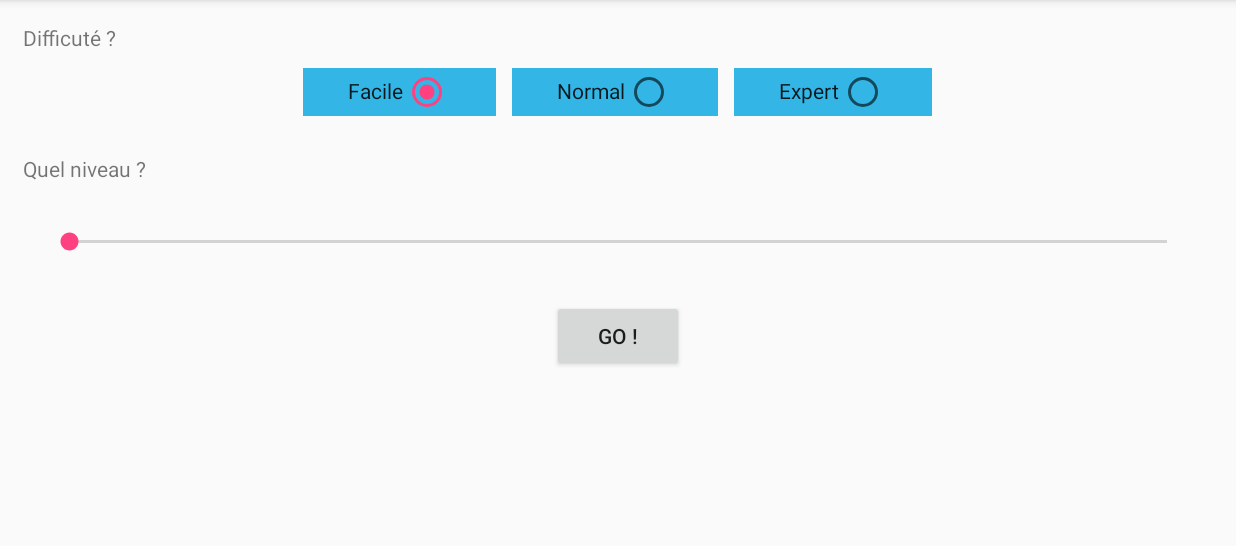
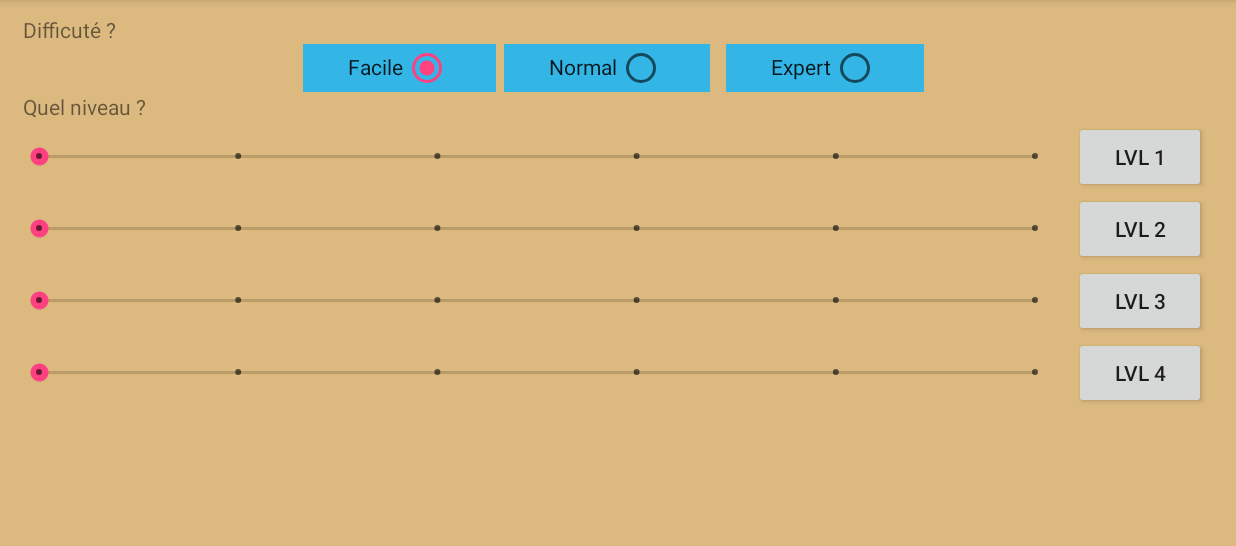
Before and after one commit to lrouault/AndroidCapitales, an Android app: the LabyrintheNiveauxActivity screen opened directly, with no data from a screen before it, on a phone screen of 824 x 412 dp (held sideways), the part 72-618 px from its top. Run offline under Robolectric (Android 15) with nearby library versions, the phone set to English and light mode, and no system bars; 4 statements that could not run were skipped.

Commit message:
Labyrinthe : multiples categories - Couleur de fond variable dans le choix des difficultés - Categorie de niveaux [[1,4]]

```diff
--- a/src/main/AndroidManifest.xml
+++ b/src/main/AndroidManifest.xml
@@ -9,7 +9,9 @@
         android:roundIcon="@mipmap/ic_launcher_round"
         android:supportsRtl="true"
         android:theme="@style/AppTheme">
-        <activity android:name=".controller.MainActivity">
+        <activity android:name=".controller.MainActivity"
+            android:screenOrientation="portrait"
+            android:configChanges="orientation">
             <intent-filter>
                 <action android:name="android.intent.action.MAIN" />
                 <category android:name="android.intent.category.LAUNCHER" />
--- a/src/main/java/com/lrt/capitales/controller/LabyrintheNiveauxActivity.java
+++ b/src/main/java/com/lrt/capitales/controller/LabyrintheNiveauxActivity.java
@@ -6,26 +6,30 @@ import android.support.v7.app.AppCompatActivity;
 import android.view.View;
 import android.widget.Button;
 import android.widget.CheckedTextView;
+import android.widget.LinearLayout;
 import android.widget.SeekBar;
+import android.widget.Toast;
 
 import com.lrt.capitales.R;
 import com.lrt.capitales.model.labyrinthe.LabyrintheBank;
 
 public class LabyrintheNiveauxActivity extends AppCompatActivity {
 
-    private CheckedTextView m_btnDiff1;
-    private CheckedTextView m_btnDiff2;
-    private CheckedTextView m_btnDiff3;
+    private LinearLayout m_layout;
 
-    private SeekBar m_seekBar;
+    private CheckedTextView m_btnDiff1, m_btnDiff2, m_btnDiff3;
+    private SeekBar m_seekBar_1, m_seekBar_2, m_seekBar_3, m_seekBar_4;
+    private Button m_btnGO_1, m_btnGO_2, m_btnGO_3, m_btnGO_4;
 
     private LabyrintheBank m_bank = null;
+    private int m_difficulte = 1;
 
     @Override
     protected void onCreate(Bundle savedInstanceState) {
         super.onCreate(savedInstanceState);
         setContentView(R.layout.activity_labyrinthe_niveaux);
 
+        m_layout = findViewById(R.id.activity_labyrintheLayout);
         m_btnDiff1 = findViewById(R.id.activity_labyrintheDiff_1);
         m_btnDiff2 = findViewById(R.id.activity_labyrintheDiff_2);
         m_btnDiff3 = findViewById(R.id.activity_labyrintheDiff_3);
@@ -33,6 +37,8 @@ public class LabyrintheNiveauxActivity extends AppCompatActivity {
             @Override
             public void onClick(View v) {
                 if(!m_btnDiff1.isChecked()) {
+                    m_difficulte = 1;
+                    m_layout.setBackgroundColor(getResources().getColor(R.color.btn2048_3));
                     m_btnDiff1.setChecked(true);
                     m_btnDiff2.setChecked(false);
                     m_btnDiff3.setChecked(false);
@@ -43,6 +49,8 @@ public class LabyrintheNiveauxActivity extends AppCompatActivity {
             @Override
             public void onClick(View v) {
                 if(!m_btnDiff2.isChecked()) {
+                    m_difficulte = 2;
+                    m_layout.setBackgroundColor(getResources().getColor(R.color.btn2048_4));
                     m_btnDiff2.setChecked(true);
                     m_btnDiff1.setChecked(false);
                     m_btnDiff3.setChecked(false);
@@ -53,32 +61,69 @@ public class LabyrintheNiveauxActivity extends AppCompatActivity {
             @Override
             public void onClick(View v) {
                 if(!m_btnDiff3.isChecked()) {
+                    m_difficulte = 3;
+                    m_layout.setBackgroundColor(getResources().getColor(R.color.btn2048_5));
                     m_btnDiff3.setChecked(true);
                     m_btnDiff2.setChecked(false);
                     m_btnDiff1.setChecked(false);
+                    Toast.makeText(getApplicationContext(),"ATTENTION : Algo de collision a ameliorer",Toast.LENGTH_SHORT).show();
                 }
             }
         });
 
         m_bank = new LabyrintheBank();
         m_bank.lectureFichier(getBaseContext().getAssets());
-        m_seekBar = findViewById(R.id.activity_labyrintheSeekBar);
-        m_seekBar.setMax(m_bank.getM_listeDeLabyrinthe().size()-1);
+        m_seekBar_1 = findViewById(R.id.activity_labyrinthe_1_SeekBar);
+        m_seekBar_1.setMax(m_bank.getM_listeDeCategorieDeLabyrinthe().get(0).size()-1);
+        m_seekBar_2 = findViewById(R.id.activity_labyrinthe_2_SeekBar);
+        m_seekBar_2.setMax(m_bank.getM_listeDeCategorieDeLabyrinthe().get(1).size()-1);
+        m_seekBar_3 = findViewById(R.id.activity_labyrinthe_3_SeekBar);
+        m_seekBar_3.setMax(m_bank.getM_listeDeCategorieDeLabyrinthe().get(2).size()-1);
+        m_seekBar_4 = findViewById(R.id.activity_labyrinthe_4_SeekBar);
+        m_seekBar_4.setMax(m_bank.getM_listeDeCategorieDeLabyrinthe().get(3).size()-1);
 
-        Button w_btnLabyrintheGO = findViewById(R.id.activity_labyrintheGO);
-        w_btnLabyrintheGO.setEnabled(true);
-        w_btnLabyrintheGO.setOnClickListener(new View.OnClickListener() {
+        m_btnGO_1 = findViewById(R.id.activity_labyrinthe_1_GO);
+        m_btnGO_1.setEnabled(true);
+        m_btnGO_1.setOnClickListener(new View.OnClickListener() {
             @Override
             public void onClick(View v) {
-                int w_difficulte;
-                if (m_btnDiff1.isChecked()) w_difficulte = 1;
-                else if (m_btnDiff1.isChecked()) w_difficulte = 2;
-                else w_difficulte = 3;
-                Intent w_labyrintheActivity = new Intent(LabyrintheNiveauxActivity.this, LabyrintheActivity.class);
-                w_labyrintheActivity.putExtra("Difficulte", w_difficulte);
-                w_labyrintheActivity.putExtra("Niveau", m_seekBar.getProgress());
-                startActivity(w_labyrintheActivity);
+                _startActivityLabyrinthe(1, m_seekBar_1.getProgress());
+            }
+        });
+
+        m_btnGO_2 = findViewById(R.id.activity_labyrinthe_2_GO);
+        m_btnGO_2.setEnabled(true);
+        m_btnGO_2.setOnClickListener(new View.OnClickListener() {
+            @Override
+            public void onClick(View v) {
+                _startActivityLabyrinthe(2, m_seekBar_2.getProgress());
+            }
+        });
+
+        m_btnGO_3 = findViewById(R.id.activity_labyrinthe_3_GO);
+        m_btnGO_3.setEnabled(true);
+        m_btnGO_3.setOnClickListener(new View.OnClickListener() {
+            @Override
+            public void onClick(View v) {
+                _startActivityLabyrinthe(3, m_seekBar_3.getProgress());
+            }
+        });
+
+        m_btnGO_4 = findViewById(R.id.activity_labyrinthe_4_GO);
+        m_btnGO_4.setEnabled(true);
+        m_btnGO_4.setOnClickListener(new View.OnClickListener() {
+            @Override
+            public void onClick(View v) {
+                _startActivityLabyrinthe(4, m_seekBar_4.getProgress());
             }
         });
     }
+
+    private void _startActivityLabyrinthe(int ai_categorie, int ai_niveau) {
+        Intent w_labyrintheActivity = new Intent(LabyrintheNiveauxActivity.this, LabyrintheActivity.class);
+        w_labyrintheActivity.putExtra("Difficulte", m_difficulte);
+        w_labyrintheActivity.putExtra("Categorie", ai_categorie);
+        w_labyrintheActivity.putExtra("Niveau", ai_niveau);
+        startActivity(w_labyrintheActivity);
+    }
 }
--- a/src/main/java/com/lrt/capitales/model/labyrinthe/LabyrintheBank.java
+++ b/src/main/java/com/lrt/capitales/model/labyrinthe/LabyrintheBank.java
@@ -22,7 +22,8 @@ public class LabyrintheBank {
     private float m_screenWidth = -1;
     private float m_screenHeight = -1;
 
-    private ArrayList<ArrayList<Bloc>> m_listeDeLabyrinthe = new ArrayList<>();
+    // Groupe de niveaux -> Labyrinthe -> Bloc
+    private ArrayList<ArrayList<ArrayList<Bloc>>> m_listeDeCategorieDeLabyrinthe = new ArrayList<>();
 
 
     // Construit le labyrinthe
@@ -34,66 +35,70 @@ public class LabyrintheBank {
         Bloc w_bloc = null;
         ArrayList<Bloc> w_labyrinthe = null;
         boolean w_isLabyrintheEncours = false;
+        ArrayList<ArrayList<Bloc>> w_listeDeLabyrinthe;
 
         int w_maxColonne = 0;
         int w_maxLigne = 0;
+        String[] w_fileList = {"listeLabyrinthes_lvl1.dat", "listeLabyrinthes_lvl2.dat", "listeLabyrinthes_lvl3.dat", "listeLabyrinthes_lvl4.dat"};
 
         try {
-            w_input = new InputStreamReader(ai_asset.open("listeLabyrinthes.dat"), StandardCharsets.UTF_8);
+            for (String str : w_fileList) {
+                w_listeDeLabyrinthe = new ArrayList<>();
+                w_input = new InputStreamReader(ai_asset.open(str), StandardCharsets.UTF_8);
                 w_reader = new BufferedReader(w_input);
 
                 // i -> colonnes (axeX)
                 // j -> lignes (axeY)
-            int i = 0; int j = 0;
+                int i = 0;
+                int j = 0;
 
                 // La valeur récupérée par le flux
                 int c;
                 // Tant que la valeur n'est pas de -1, c'est qu'on lit un caractère du fichier
-            while((c = w_reader.read()) != -1) {
+                while ((c = w_reader.read()) != -1) {
                     char character = (char) c;
-                if(character == 'o')
+                    if (character == 'o')
                         w_bloc = new Bloc(CommonEnum.Type.TROU, i, j);
-                else if(character == 'D') {
+                    else if (character == 'D') {
                         w_bloc = new Bloc(CommonEnum.Type.DEPART, i, j);
-                } else if(character == 'A')
+                    } else if (character == 'A')
                         w_bloc = new Bloc(CommonEnum.Type.ARRIVEE, i, j);
-                else if(character == 'm')
+                    else if (character == 'm')
                         w_bloc = new Bloc(CommonEnum.Type.MUR, i, j);
-                else if(character == 't')
+                    else if (character == 't')
                         w_bloc = new Bloc(CommonEnum.Type.TRAMPO, i, j);
-                else if(character == 'h')
+                    else if (character == 'h')
                         w_bloc = new Bloc(CommonEnum.Type.SPEED_H, i, j);
-                else if(character == 'b')
+                    else if (character == 'b')
                         w_bloc = new Bloc(CommonEnum.Type.SPEED_B, i, j);
-                else if(character == 'g')
+                    else if (character == 'g')
                         w_bloc = new Bloc(CommonEnum.Type.SPEED_G, i, j);
-                else if(character == 'd')
+                    else if (character == 'd')
                         w_bloc = new Bloc(CommonEnum.Type.SPEED_D, i, j);
-                else if(character == '/') {
+                    else if (character == '/') {
                         // Ligne de commentaire
                         w_reader.readLine();
                         i = -1;
-                }
-                else if(character == '#') {
-                    if(w_isLabyrintheEncours) {
-                        Log.d(TAG, "-- fin de lecture du labyrinte nbwidth, height "+w_maxColonne+" , "+w_maxLigne);
+                    } else if (character == '#') {
+                        if (w_isLabyrintheEncours) {
+                            Log.d(TAG, "-- fin de lecture du labyrinte nbwidth, height " + w_maxColonne + " , " + w_maxLigne);
                             // Fin de labyrinthe
                             for (Bloc block : w_labyrinthe) {
-                            block.setSize(m_screenWidth/(w_maxColonne+1), m_screenHeight/(w_maxLigne+1));
+                                block.setSize(m_screenWidth / (w_maxColonne + 1), m_screenHeight / (w_maxLigne + 1));
                             }
-                        m_listeDeLabyrinthe.add(w_labyrinthe);
+                            w_listeDeLabyrinthe.add(w_labyrinthe);
                         } else {
                             Log.d(TAG, "-- debut de lecture du labyrinte");
                             w_labyrinthe = new ArrayList<>();
-                        j=0;
-                        w_maxColonne = 0; w_maxLigne = 0;
+                            j = 0;
+                            w_maxColonne = 0;
+                            w_maxLigne = 0;
                         }
                         // Caractere de debut et de fin d'un labyinthe
                         w_reader.readLine();
                         w_isLabyrintheEncours = !w_isLabyrintheEncours;
                         i = -1;
-                }
-                else if (character == '\n') {
+                    } else if (character == '\n') {
                         // Si le caractère est un retour à la ligne, on retourne avant la première colonne
                         // Car on aura i++ juste après, ainsi i vaudra 0, la première colonne !
                         i = -1;
@@ -101,35 +106,41 @@ public class LabyrintheBank {
                         j++;
                     }
                     // Si le bloc n'est pas nul, alors le caractère n'était pas un retour à la ligne
-                if(w_bloc != null) {
+                    if (w_bloc != null) {
                         // On l'ajoute alors au labyrinthe (protection sur w_labyrinthe)
                         assert w_labyrinthe != null;
                         w_labyrinthe.add(w_bloc);
-                    if(i>w_maxColonne) {w_maxColonne=i;}
-                    if(j>w_maxLigne) {w_maxLigne=j;}
+                        if (i > w_maxColonne) {
+                            w_maxColonne = i;
+                        }
+                        if (j > w_maxLigne) {
+                            w_maxLigne = j;
+                        }
                     }
                     // On passe à la colonne suivante
                     i++;
                     // On remet bloc à null, utile quand on a un retour à la ligne pour ne pas ajouter de bloc qui n'existe pas
                     w_bloc = null;
                 }
-        } catch (IllegalCharsetNameException e) {
+                m_listeDeCategorieDeLabyrinthe.add(w_listeDeLabyrinthe);
+            }
+        } catch(IllegalCharsetNameException e){
             e.printStackTrace();
-        } catch (UnsupportedCharsetException e) {
+        } catch(UnsupportedCharsetException e){
             e.printStackTrace();
-        } catch (FileNotFoundException e) {
+        } catch(FileNotFoundException e){
             e.printStackTrace();
-        } catch (IOException e) {
+        } catch(IOException e){
             e.printStackTrace();
-        } finally {
-            if(w_input != null) {
+        } finally{
+            if (w_input != null) {
                 try {
                     w_input.close();
                 } catch (IOException e1) {
                     e1.printStackTrace();
                 }
             }
-            if(w_reader != null) {
+            if (w_reader != null) {
                 try {
                     w_reader.close();
                 } catch (IOException e) {
@@ -137,7 +148,6 @@ public class LabyrintheBank {
                 }
             }
         }
-
     }
 
 
@@ -147,7 +157,7 @@ public class LabyrintheBank {
         this.m_screenHeight = m_screenHeight;
     }
 
-    public ArrayList<ArrayList<Bloc>> getM_listeDeLabyrinthe() {
-        return m_listeDeLabyrinthe;
+    public ArrayList<ArrayList<ArrayList<Bloc>>> getM_listeDeCategorieDeLabyrinthe() {
+        return m_listeDeCategorieDeLabyrinthe;
     }
 }
--- a/src/main/res/layout/activity_labyrinthe_niveaux.xml
+++ b/src/main/res/layout/activity_labyrinthe_niveaux.xml
@@ -1,6 +1,8 @@
 <?xml version="1.0" encoding="utf-8"?>
 
 <LinearLayout
+    android:id="@+id/activity_labyrintheLayout"
+    android:background="@color/btn2048_3"
     xmlns:android="http://schemas.android.com/apk/res/android"
     xmlns:app="http://schemas.android.com/apk/res-auto"
     xmlns:tools="http://schemas.android.com/tools"
@@ -8,16 +10,13 @@
     android:layout_height="match_parent"
     android:orientation="vertical"
     tools:context="com.lrt.capitales.controller.LabyrintheNiveauxActivity"
-    android:layout_margin="10dp">
-
+    android:padding="10dp">
 
     <TextView
         android:layout_width="wrap_content"
         android:layout_height="wrap_content"
         android:layout_marginLeft="5dp"
-        android:layout_marginVertical="5dp"
         android:text="Difficuté ?" />
-
 
     <LinearLayout
         android:layout_width="match_parent"
@@ -29,8 +28,6 @@
             android:id="@+id/activity_labyrintheDiff_1"
             android:layout_width="wrap_content"
             android:layout_height="wrap_content"
-            android:layout_margin="5dp"
-            android:layout_marginHorizontal="5dp"
             android:background="@android:color/holo_blue_light"
             android:checkMark="?android:listChoiceIndicatorSingle"
             android:checked="true"
@@ -42,7 +39,6 @@
             android:id="@+id/activity_labyrintheDiff_2"
             android:layout_width="wrap_content"
             android:layout_height="wrap_content"
-            android:layout_margin="5dp"
             android:layout_marginHorizontal="5dp"
             android:background="@android:color/holo_blue_light"
             android:checkMark="?android:listChoiceIndicatorSingle"
@@ -55,7 +51,6 @@
             android:id="@+id/activity_labyrintheDiff_3"
             android:layout_width="wrap_content"
             android:layout_height="wrap_content"
-            android:layout_margin="5dp"
             android:layout_marginHorizontal="5dp"
             android:background="@android:color/holo_blue_light"
             android:checkMark="?android:listChoiceIndicatorSingle"
@@ -65,30 +60,101 @@
             android:text="Expert" />
     </LinearLayout>
 
-
     <TextView
         android:layout_width="wrap_content"
         android:layout_height="wrap_content"
-        android:layout_marginBottom="10dp"
         android:layout_marginLeft="5dp"
-        android:layout_marginTop="20dp"
         android:text="Quel niveau ?" />
 
+    <LinearLayout
+        android:layout_width="match_parent"
+        android:layout_height="wrap_content"
+        android:orientation="horizontal">
         <SeekBar
-        android:id="@+id/activity_labyrintheSeekBar"
+            android:id="@+id/activity_labyrinthe_1_SeekBar"
             style="@style/Widget.AppCompat.SeekBar.Discrete"
             android:layout_width="match_parent"
             android:layout_height="wrap_content"
             android:max="5"
             android:progress="0"
-        android:layout_margin="20dp"/>
+            android:layout_gravity="center_vertical"
+            android:layout_weight="1"/>
 
         <Button
-        android:id="@+id/activity_labyrintheGO"
+            android:id="@+id/activity_labyrinthe_1_GO"
             android:layout_width="wrap_content"
             android:layout_height="wrap_content"
             android:layout_gravity="center"
-        android:layout_margin="10dp"
-        android:text="GO !" />
+            android:layout_marginHorizontal="10dp"
+            android:text="LVL 1" />
+    </LinearLayout>
 
+    <LinearLayout
+        android:layout_width="match_parent"
+        android:layout_height="wrap_content"
+        android:orientation="horizontal">
+        <SeekBar
+            android:id="@+id/activity_labyrinthe_2_SeekBar"
+            style="@style/Widget.AppCompat.SeekBar.Discrete"
+            android:layout_width="match_parent"
+            android:layout_height="wrap_content"
+            android:max="5"
+            android:progress="0"
+            android:layout_gravity="center_vertical"
+            android:layout_weight="1"/>
+
+        <Button
+            android:id="@+id/activity_labyrinthe_2_GO"
+            android:layout_width="wrap_content"
+            android:layout_height="wrap_content"
+            android:layout_gravity="center"
+            android:layout_marginHorizontal="10dp"
+            android:text="LVL 2" />
     </LinearLayout>
+
+    <LinearLayout
+        android:layout_width="match_parent"
+        android:layout_height="wrap_content"
+        android:orientation="horizontal">
+        <SeekBar
+            android:id="@+id/activity_labyrinthe_3_SeekBar"
+            style="@style/Widget.AppCompat.SeekBar.Discrete"
+            android:layout_width="match_parent"
+            android:layout_height="wrap_content"
+            android:max="5"
+            android:progress="0"
+            android:layout_gravity="center_vertical"
+            android:layout_weight="1"/>
+
+        <Button
+            android:id="@+id/activity_labyrinthe_3_GO"
+            android:layout_width="wrap_content"
+            android:layout_height="wrap_content"
+            android:layout_gravity="center"
+            android:layout_marginHorizontal="10dp"
+            android:text="LVL 3" />
+    </LinearLayout>
+
+    <LinearLayout
+        android:layout_width="match_parent"
+        android:layout_height="wrap_content"
+        android:orientation="horizontal">
+        <SeekBar
+            android:id="@+id/activity_labyrinthe_4_SeekBar"
+            style="@style/Widget.AppCompat.SeekBar.Discrete"
+            android:layout_width="match_parent"
+            android:layout_height="wrap_content"
+            android:max="5"
+            android:progress="0"
+            android:layout_gravity="center_vertical"
+            android:layout_weight="1"/>
+
+        <Button
+            android:id="@+id/activity_labyrinthe_4_GO"
+            android:layout_width="wrap_content"
+            android:layout_height="wrap_content"
+            android:layout_gravity="center"
+            android:layout_marginHorizontal="10dp"
+            android:text="LVL 4" />
+    </LinearLayout>
+</LinearLayout>
```
Also changed, not shown: src/main/java/com/lrt/capitales/controller/C2048Activity.java (+5 -3 lines), src/main/java/com/lrt/capitales/controller/LabyrintheActivity.java (+7 -6 lines), src/main/java/com/lrt/capitales/model/labyrinthe/Boule.java (+16 -12 lines), 5 other files. Lines whose indentation alone changed are shown as unchanged.
